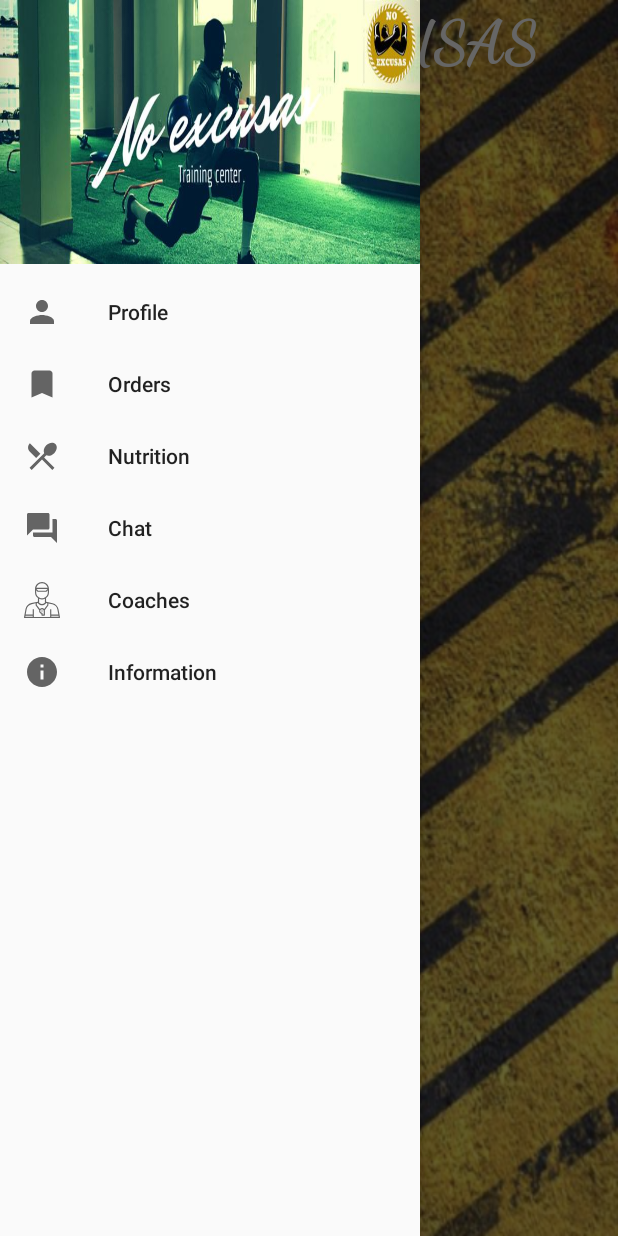
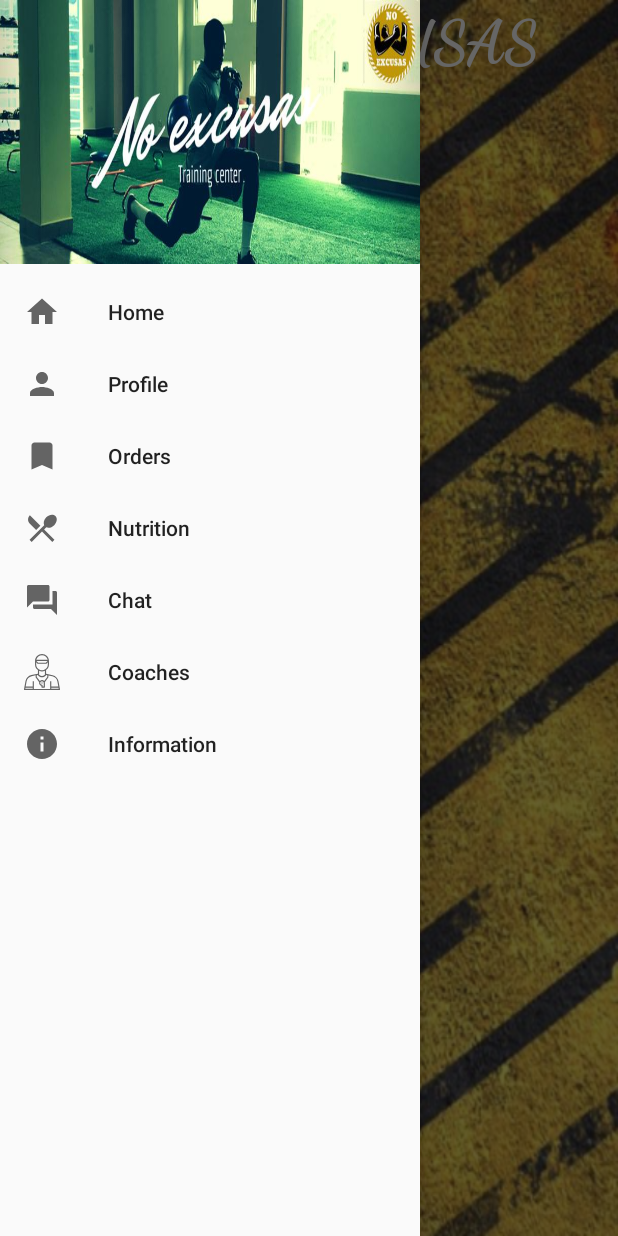
Before and after one commit to ccraig09/NoExcusas2, an Android app: the drawer_home screen opened directly, with no data from a screen before it, with the side drawer open, on a phone screen of 412 x 824 dp. Run offline under Robolectric (Android 15) with nearby library versions, the phone set to English and light mode, and no system bars; our stand-ins replace navigation-ui; 1 statement that could not run was skipped.

Commit message:
home button in fragment panel

```diff
--- /dev/null
+++ b/app/src/main/res/drawable/ic_home1.xml
@@ -0,0 +1,9 @@
+<vector xmlns:android="http://schemas.android.com/apk/res/android"
+        android:width="24dp"
+        android:height="24dp"
+        android:viewportWidth="24.0"
+        android:viewportHeight="24.0">
+    <path
+        android:fillColor="#FF000000"
+        android:pathData="M10,20v-6h4v6h5v-8h3L12,3 2,12h3v8z"/>
+</vector>
--- a/app/src/main/res/layout/activity_countdown.xml
+++ b/app/src/main/res/layout/activity_countdown.xml
@@ -14,4 +14,9 @@
         android:layout_height="wrap_content"
         android:id="@+id/tv"/>
 
+    <TextView
+        android:layout_width="wrap_content"
+        android:layout_height="wrap_content"
+        android:id="@+id/tv2"/>
+
 </LinearLayout>
--- a/app/src/main/res/menu/drawer_menu.xml
+++ b/app/src/main/res/menu/drawer_menu.xml
@@ -4,6 +4,10 @@
     tools:showIn="navigation_view">
 
     <group android:checkableBehavior="single">
+        <item
+            android:id="@+id/nav_homeMain"
+            android:icon="@drawable/ic_home1"
+            android:title="@string/home" />
         <item
             android:id="@+id/nav_profile"
             android:icon="@drawable/ic_profile"
--- a/app/src/main/res/values/strings.xml
+++ b/app/src/main/res/values/strings.xml
@@ -39,6 +39,8 @@
     <string name="info_updated">Changes updated</string>
     <string name="update_info">Edit Profile</string>
     <string name="save_changes">Save Changes</string>
+    <string name="refresh">Refresh</string>
+    <string name="home">Home</string>
 
 
     <string name="enter_email">Enter your registered email id</string>
```
Also changed, not shown: app/src/main/java/com/fchw/noexcusas/Countdown.java (+16 -1 lines), app/src/main/java/com/fchw/noexcusas/UserProfile.java (+17 -1 lines), app/src/main/java/com/fchw/noexcusas/UserProfileEdit.java (+9 -1 lines), app/src/main/java/com/fchw/noexcusas/drawer_home.java (+11 -0 lines), app/src/main/res/layout/activity_user_profile.xml (+14 -1 lines), app/src/main/res/layout/activity_user_profile_edit.xml (+12 -1 lines), app/src/main/res/drawable/ic_home.png (added), 2 other files.
